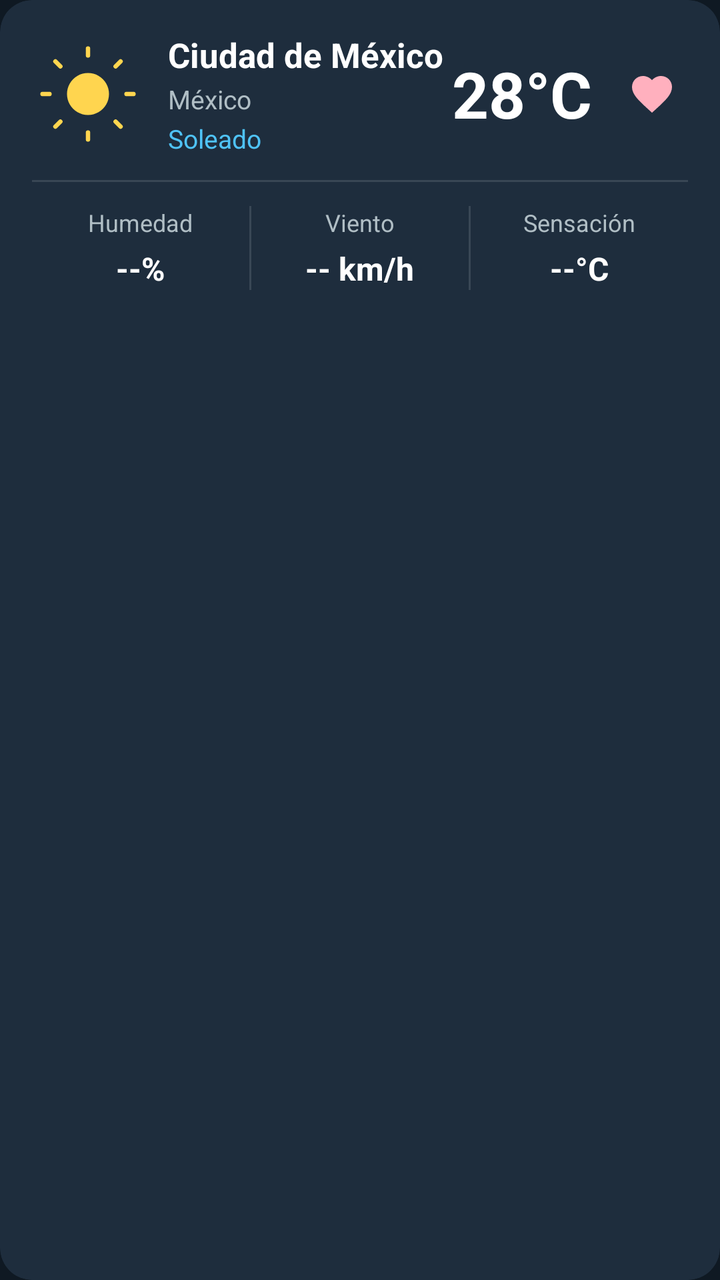
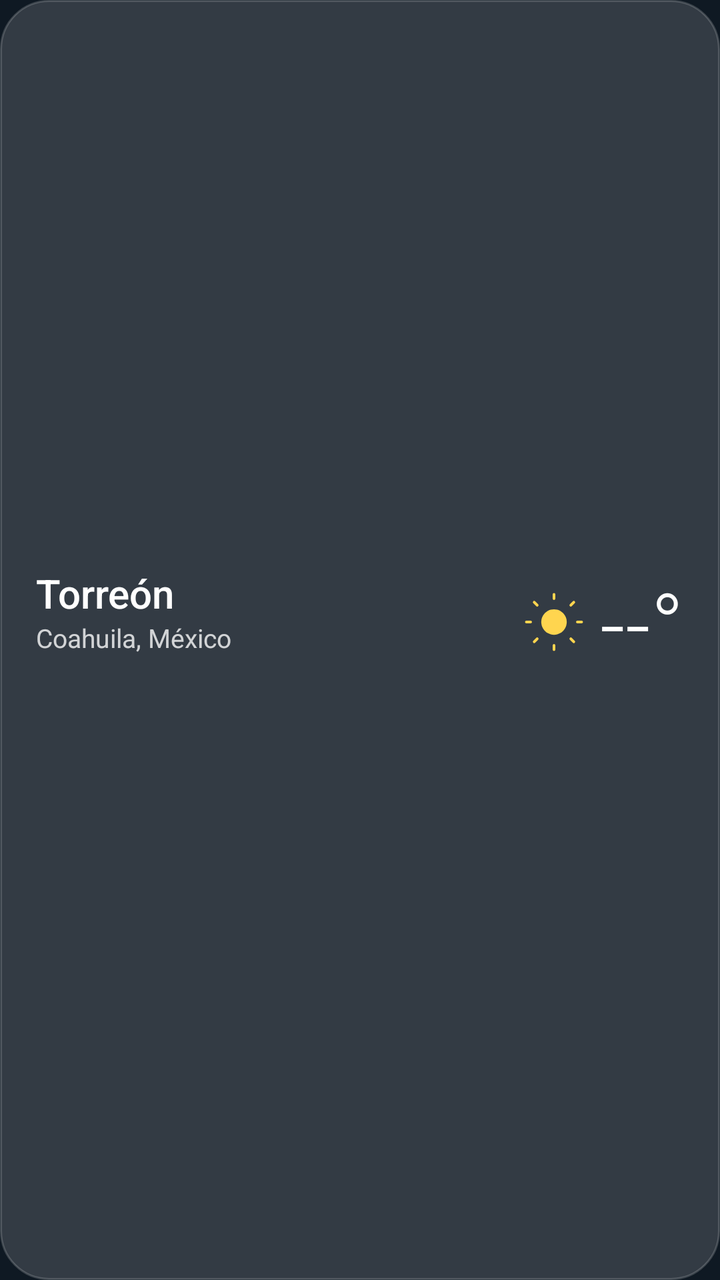

The first picture is an Android layout as it rendered before a commit; the second is the same layout after the commit. The layout source and the unified diff follow.
<!-- AndroidManifest.xml: application theme Theme.Atmos -->
<!-- res/layout/item_favorite.xml -->
<?xml version="1.0" encoding="utf-8"?>
<androidx.cardview.widget.CardView
    xmlns:android="http://schemas.android.com/apk/res/android"
    xmlns:app="http://schemas.android.com/apk/res-auto"
    android:layout_width="match_parent"
    android:layout_height="wrap_content"
    android:layout_marginVertical="6dp"
    app:cardBackgroundColor="@color/bg_card"
    app:cardCornerRadius="16dp"
    app:cardElevation="0dp">

    <LinearLayout
        android:layout_width="match_parent"
        android:layout_height="wrap_content"
        android:orientation="vertical"
        android:paddingHorizontal="16dp"
        android:paddingVertical="16dp">

        
        <LinearLayout
            android:layout_width="match_parent"
            android:layout_height="wrap_content"
            android:orientation="horizontal"
            android:gravity="center_vertical">

            
            <ImageView
                android:id="@+id/iv_weather_icon"
                android:layout_width="56dp"
                android:layout_height="56dp"
                android:src="@drawable/ic_weather_sunny"
                android:contentDescription="Clima" />

            
            <LinearLayout
                android:layout_width="0dp"
                android:layout_height="wrap_content"
                android:layout_weight="1"
                android:orientation="vertical"
                android:layout_marginStart="12dp">

                <TextView
                    android:id="@+id/tv_city_name"
                    android:layout_width="wrap_content"
                    android:layout_height="wrap_content"
                    android:text="Ciudad de México"
                    android:textColor="@color/text_primary"
                    android:textSize="17sp"
                    android:textStyle="bold"
                    android:maxLines="1"
                    android:ellipsize="end" />

                <TextView
                    android:id="@+id/tv_country"
                    android:layout_width="wrap_content"
                    android:layout_height="wrap_content"
                    android:layout_marginTop="2dp"
                    android:text="México"
                    android:textColor="@color/text_secondary"
                    android:textSize="13sp" />

                <TextView
                    android:id="@+id/tv_weather_desc"
                    android:layout_width="wrap_content"
                    android:layout_height="wrap_content"
                    android:layout_marginTop="2dp"
                    android:text="Soleado"
                    android:textColor="@color/accent_blue"
                    android:textSize="13sp" />

            </LinearLayout>

            
            <TextView
                android:id="@+id/tv_temperature"
                android:layout_width="wrap_content"
                android:layout_height="wrap_content"
                android:layout_marginEnd="12dp"
                android:text="28°C"
                android:textColor="@color/text_primary"
                android:textSize="32sp"
                android:textStyle="bold" />

            
            <ImageButton
                android:id="@+id/btn_delete"
                android:layout_width="36dp"
                android:layout_height="36dp"
                android:background="?attr/selectableItemBackgroundBorderless"
                android:src="@drawable/ic_favorites"
                android:contentDescription="Eliminar de favoritos"
                app:tint="#FFB0BE" />

        </LinearLayout>

        
        <View
            android:layout_width="match_parent"
            android:layout_height="1dp"
            android:layout_marginVertical="12dp"
            android:background="#1FFFFFFF" />

        
        <LinearLayout
            android:layout_width="match_parent"
            android:layout_height="wrap_content"
            android:orientation="horizontal">

            
            <LinearLayout
                android:layout_width="0dp"
                android:layout_height="wrap_content"
                android:layout_weight="1"
                android:orientation="vertical"
                android:gravity="center">

                <TextView
                    android:layout_width="wrap_content"
                    android:layout_height="wrap_content"
                    android:text="Humedad"
                    android:textColor="@color/text_secondary"
                    android:textSize="12sp" />

                <TextView
                    android:id="@+id/tv_humidity"
                    android:layout_width="wrap_content"
                    android:layout_height="wrap_content"
                    android:layout_marginTop="4dp"
                    android:text="--%"
                    android:textColor="@color/text_primary"
                    android:textSize="16sp"
                    android:textStyle="bold" />

            </LinearLayout>

            
            <View
                android:layout_width="1dp"
                android:layout_height="match_parent"
                android:background="#1FFFFFFF" />

            
            <LinearLayout
                android:layout_width="0dp"
                android:layout_height="wrap_content"
                android:layout_weight="1"
                android:orientation="vertical"
                android:gravity="center">

                <TextView
                    android:layout_width="wrap_content"
                    android:layout_height="wrap_content"
                    android:text="Viento"
                    android:textColor="@color/text_secondary"
                    android:textSize="12sp" />

                <TextView
                    android:id="@+id/tv_wind"
                    android:layout_width="wrap_content"
                    android:layout_height="wrap_content"
                    android:layout_marginTop="4dp"
                    android:text="-- km/h"
                    android:textColor="@color/text_primary"
                    android:textSize="16sp"
                    android:textStyle="bold" />

            </LinearLayout>

            
            <View
                android:layout_width="1dp"
                android:layout_height="match_parent"
                android:background="#1FFFFFFF" />

            
            <LinearLayout
                android:layout_width="0dp"
                android:layout_height="wrap_content"
                android:layout_weight="1"
                android:orientation="vertical"
                android:gravity="center">

                <TextView
                    android:layout_width="wrap_content"
                    android:layout_height="wrap_content"
                    android:text="Sensación"
                    android:textColor="@color/text_secondary"
                    android:textSize="12sp" />

                <TextView
                    android:id="@+id/tv_feels_like"
                    android:layout_width="wrap_content"
                    android:layout_height="wrap_content"
                    android:layout_marginTop="4dp"
                    android:text="--°C"
                    android:textColor="@color/text_primary"
                    android:textSize="16sp"
                    android:textStyle="bold" />

            </LinearLayout>

        </LinearLayout>

    </LinearLayout>

</androidx.cardview.widget.CardView>
<!-- resources referenced by this layout -->
<resources>
  <color name="accent_blue">#FF4FC3F7</color>
  <color name="bg_card">#FF1E2D3D</color>
  <color name="text_primary">#FFFFFFFF</color>
  <color name="text_secondary">#FFB0BEC5</color>
  <!-- drawable ic_favorites (drawable) -->
  <vector xmlns:android="http://schemas.android.com/apk/res/android" android:height="24dp" android:tint="#FFB0BE" android:viewportHeight="24" android:viewportWidth="24" android:width="24dp">
        
      <path android:fillColor="@android:color/white" android:pathData="M12,21.35l-1.45,-1.32C5.4,15.36 2,12.28 2,8.5 2,5.42 4.42,3 7.5,3c1.74,0 3.41,0.81 4.5,2.09C13.09,3.81 14.76,3 16.5,3 19.58,3 22,5.42 22,8.5c0,3.78 -3.4,6.86 -8.55,11.54L12,21.35z"/>
      
  </vector>
  <!-- drawable ic_weather_sunny (drawable) -->
  <?xml version="1.0" encoding="utf-8"?>
  <vector xmlns:android="http://schemas.android.com/apk/res/android"
      android:width="64dp"
      android:height="64dp"
      android:viewportWidth="64"
      android:viewportHeight="64">
  
      
      <path
          android:fillColor="#FFD54F"
          android:pathData="M32,20 A12,12 0 1,1 31.999,20 Z" />
  
      
      <path
          android:strokeColor="#FFD54F"
          android:strokeWidth="2.5"
          android:strokeLineCap="round"
          android:pathData="M32,6 L32,10" />
      <path
          android:strokeColor="#FFD54F"
          android:strokeWidth="2.5"
          android:strokeLineCap="round"
          android:pathData="M32,54 L32,58" />
      <path
          android:strokeColor="#FFD54F"
          android:strokeWidth="2.5"
          android:strokeLineCap="round"
          android:pathData="M6,32 L10,32" />
      <path
          android:strokeColor="#FFD54F"
          android:strokeWidth="2.5"
          android:strokeLineCap="round"
          android:pathData="M54,32 L58,32" />
      <path
          android:strokeColor="#FFD54F"
          android:strokeWidth="2.5"
          android:strokeLineCap="round"
          android:pathData="M13.37,13.37 L16.22,16.22" />
      <path
          android:strokeColor="#FFD54F"
          android:strokeWidth="2.5"
          android:strokeLineCap="round"
          android:pathData="M47.78,47.78 L50.63,50.63" />
      <path
          android:strokeColor="#FFD54F"
          android:strokeWidth="2.5"
          android:strokeLineCap="round"
          android:pathData="M50.63,13.37 L47.78,16.22" />
      <path
          android:strokeColor="#FFD54F"
          android:strokeWidth="2.5"
          android:strokeLineCap="round"
          android:pathData="M16.22,47.78 L13.37,50.63" />
  
  </vector>
  <style name="Theme.Atmos" parent="Base.Theme.Atmos" />
  <style name="Base.Theme.Atmos" parent="Theme.Material3.Dark.NoActionBar">
          <item name="colorPrimary">@color/accent_blue</item>
          <item name="colorPrimaryDark">@color/accent_blue_dark</item>
          <item name="colorSurface">@color/bg_card</item>
          <item name="android:colorBackground">@color/bg_dark</item>
          <item name="colorOnBackground">@color/text_primary</item>
          <item name="colorOnSurface">@color/text_primary</item>
      </style>
  <color name="accent_blue_dark">#FF0288D1</color>
  <color name="bg_dark">#FF0F1923</color>
</resources>

<!-- the commit's change to res/layout/item_favorite.xml (unified diff, before → after) -->
@@ -1,206 +1,86 @@
 <?xml version="1.0" encoding="utf-8"?>
-<androidx.cardview.widget.CardView
-    xmlns:android="http://schemas.android.com/apk/res/android"
-    xmlns:app="http://schemas.android.com/apk/res-auto"
+<LinearLayout xmlns:android="http://schemas.android.com/apk/res/android"
+    android:id="@+id/card_favorito"
     android:layout_width="match_parent"
     android:layout_height="wrap_content"
-    android:layout_marginVertical="6dp"
-    app:cardBackgroundColor="@color/bg_card"
-    app:cardCornerRadius="16dp"
-    app:cardElevation="0dp">
+    android:layout_marginBottom="12dp"
+    android:background="@drawable/bg_glass"
+    android:foreground="?attr/selectableItemBackground"
+    android:gravity="center_vertical"
+    android:minHeight="112dp"
+    android:orientation="horizontal"
+    android:padding="18dp">
 
     <LinearLayout
-        android:layout_width="match_parent"
+        android:layout_width="0dp"
         android:layout_height="wrap_content"
-        android:orientation="vertical"
-        android:paddingHorizontal="16dp"
-        android:paddingVertical="16dp">
+        android:layout_weight="1"
+        android:orientation="vertical">
 
-        
+        <TextView
+            android:id="@+id/tv_fav_city"
+            android:layout_width="wrap_content"
+            android:layout_height="wrap_content"
+            android:ellipsize="end"
+            android:fontFamily="sans-serif-medium"
+            android:maxLines="1"
+            android:text="Torreón"
+            android:textColor="@color/text_on_glass"
+            android:textSize="20sp" />
+
+        <TextView
+            android:id="@+id/tv_fav_region"
+            style="@style/Atmos.TextSecondary"
+            android:layout_width="wrap_content"
+            android:layout_height="wrap_content"
+            android:maxLines="1"
+            android:text="Coahuila, México" />
+
+        <TextView
+            android:id="@+id/tv_fav_condicion"
+            style="@style/Atmos.TextPrimary"
+            android:layout_width="wrap_content"
+            android:layout_height="wrap_content"
+            android:layout_marginTop="10dp"
+            android:text=""
+            android:textSize="14sp" />
+    </LinearLayout>
+
+    <LinearLayout
+        android:layout_width="wrap_content"
+        android:layout_height="wrap_content"
+        android:gravity="end"
+        android:orientation="vertical">
+
         <LinearLayout
-            android:layout_width="match_parent"
+            android:layout_width="wrap_content"
             android:layout_height="wrap_content"
-            android:orientation="horizontal"
-            android:gravity="center_vertical">
+            android:gravity="center_vertical"
+            android:orientation="horizontal">
 
-            
             <ImageView
-                android:id="@+id/iv_weather_icon"
-                android:layout_width="56dp"
-                android:layout_height="56dp"
-                android:src="@drawable/ic_weather_sunny"
-                android:contentDescription="Clima" />
+                android:id="@+id/iv_fav_icono"
+                android:layout_width="34dp"
+                android:layout_height="34dp"
+                android:layout_marginEnd="6dp"
+                android:importantForAccessibility="no"
+                android:src="@drawable/ic_weather_sunny" />
 
-            
-            <LinearLayout
-                android:layout_width="0dp"
-                android:layout_height="wrap_content"
-                android:layout_weight="1"
-                android:orientation="vertical"
-                android:layout_marginStart="12dp">
-
-                <TextView
-                    android:id="@+id/tv_city_name"
-                    android:layout_width="wrap_content"
-                    android:layout_height="wrap_content"
-                    android:text="Ciudad de México"
-                    android:textColor="@color/text_primary"
-                    android:textSize="17sp"
-                    android:textStyle="bold"
-                    android:maxLines="1"
-                    android:ellipsize="end" />
-
-                <TextView
-                    android:id="@+id/tv_country"
-                    android:layout_width="wrap_content"
-                    android:layout_height="wrap_content"
-                    android:layout_marginTop="2dp"
-                    android:text="México"
-                    android:textColor="@color/text_secondary"
-                    android:textSize="13sp" />
-
-                <TextView
-                    android:id="@+id/tv_weather_desc"
-                    android:layout_width="wrap_content"
-                    android:layout_height="wrap_content"
-                    android:layout_marginTop="2dp"
-                    android:text="Soleado"
-                    android:textColor="@color/accent_blue"
-                    android:textSize="13sp" />
-
-            </LinearLayout>
-
-            
             <TextView
-                android:id="@+id/tv_temperature"
+                android:id="@+id/tv_fav_temp"
                 android:layout_width="wrap_content"
                 android:layout_height="wrap_content"
-                android:layout_marginEnd="12dp"
-                android:text="28°C"
-                android:textColor="@color/text_primary"
-                android:textSize="32sp"
-                android:textStyle="bold" />
-
-            
-            <ImageButton
-                android:id="@+id/btn_delete"
-                android:layout_width="36dp"
-                android:layout_height="36dp"
-                android:background="?attr/selectableItemBackgroundBorderless"
-                android:src="@drawable/ic_favorites"
-                android:contentDescription="Eliminar de favoritos"
-                app:tint="#FFB0BE" />
-
+                android:fontFamily="sans-serif-light"
+                android:text="--°"
+                android:textColor="@color/text_on_glass"
+                android:textSize="44sp" />
         </LinearLayout>
 
-        
-        <View
-            android:layout_width="match_parent"
-            android:layout_height="1dp"
-            android:layout_marginVertical="12dp"
-            android:background="#1FFFFFFF" />
-
-        
-        <LinearLayout
-            android:layout_width="match_parent"
+        <TextView
+            android:id="@+id/tv_fav_maxmin"
+            style="@style/Atmos.TextSecondary"
+            android:layout_width="wrap_content"
             android:layout_height="wrap_content"
-            android:orientation="horizontal">
-
-            
-            <LinearLayout
-                android:layout_width="0dp"
-                android:layout_height="wrap_content"
-                android:layout_weight="1"
-                android:orientation="vertical"
-                android:gravity="center">
-
-                <TextView
-                    android:layout_width="wrap_content"
-                    android:layout_height="wrap_content"
-                    android:text="Humedad"
-                    android:textColor="@color/text_secondary"
-                    android:textSize="12sp" />
-
-                <TextView
-                    android:id="@+id/tv_humidity"
-                    android:layout_width="wrap_content"
-                    android:layout_height="wrap_content"
-                    android:layout_marginTop="4dp"
-                    android:text="--%"
-                    android:textColor="@color/text_primary"
-                    android:textSize="16sp"
-                    android:textStyle="bold" />
-
-            </LinearLayout>
-
-            
-            <View
-                android:layout_width="1dp"
-                android:layout_height="match_parent"
-                android:background="#1FFFFFFF" />
-
-            
-            <LinearLayout
-                android:layout_width="0dp"
-                android:layout_height="wrap_content"
-                android:layout_weight="1"
-                android:orientation="vertical"
-                android:gravity="center">
-
-                <TextView
-                    android:layout_width="wrap_content"
-                    android:layout_height="wrap_content"
-                    android:text="Viento"
-                    android:textColor="@color/text_secondary"
-                    android:textSize="12sp" />
-
-                <TextView
-                    android:id="@+id/tv_wind"
-                    android:layout_width="wrap_content"
-                    android:layout_height="wrap_content"
-                    android:layout_marginTop="4dp"
-                    android:text="-- km/h"
-                    android:textColor="@color/text_primary"
-                    android:textSize="16sp"
-                    android:textStyle="bold" />
-
-            </LinearLayout>
-
-            
-            <View
-                android:layout_width="1dp"
-                android:layout_height="match_parent"
-                android:background="#1FFFFFFF" />
-
-            
-            <LinearLayout
-                android:layout_width="0dp"
-                android:layout_height="wrap_content"
-                android:layout_weight="1"
-                android:orientation="vertical"
-                android:gravity="center">
-
-                <TextView
-                    android:layout_width="wrap_content"
-                    android:layout_height="wrap_content"
-                    android:text="Sensación"
-                    android:textColor="@color/text_secondary"
-                    android:textSize="12sp" />
-
-                <TextView
-                    android:id="@+id/tv_feels_like"
-                    android:layout_width="wrap_content"
-                    android:layout_height="wrap_content"
-                    android:layout_marginTop="4dp"
-                    android:text="--°C"
-                    android:textColor="@color/text_primary"
-                    android:textSize="16sp"
-                    android:textStyle="bold" />
-
-            </LinearLayout>
-
-        </LinearLayout>
-
+            android:text="" />
     </LinearLayout>
-
-</androidx.cardview.widget.CardView>
+</LinearLayout>
<!-- resource entries referenced after the edit -->
@@ -1,15 +1,17 @@
 <!-- resources referenced by this layout -->
 <resources>
+  <color name="text_on_glass">#FFFFFFFF</color>
+  <!-- drawable bg_glass (drawable) -->
+  <?xml version="1.0" encoding="utf-8"?>
+  <shape xmlns:android="http://schemas.android.com/apk/res/android"
+      android:shape="rectangle">
+      <solid android:color="@color/glass" />
+      <stroke android:width="1dp" android:color="@color/glass_stroke" />
+      <corners android:radius="24dp" />
+  </shape>
   <color name="accent_blue">#FF4FC3F7</color>
   <color name="bg_card">#FF1E2D3D</color>
   <color name="text_primary">#FFFFFFFF</color>
-  <color name="text_secondary">#FFB0BEC5</color>
-  <!-- drawable ic_favorites (drawable) -->
-  <vector xmlns:android="http://schemas.android.com/apk/res/android" android:height="24dp" android:tint="#FFB0BE" android:viewportHeight="24" android:viewportWidth="24" android:width="24dp">
-        
-      <path android:fillColor="@android:color/white" android:pathData="M12,21.35l-1.45,-1.32C5.4,15.36 2,12.28 2,8.5 2,5.42 4.42,3 7.5,3c1.74,0 3.41,0.81 4.5,2.09C13.09,3.81 14.76,3 16.5,3 19.58,3 22,5.42 22,8.5c0,3.78 -3.4,6.86 -8.55,11.54L12,21.35z"/>
-      
-  </vector>
   <!-- drawable ic_weather_sunny (drawable) -->
   <?xml version="1.0" encoding="utf-8"?>
   <vector xmlns:android="http://schemas.android.com/apk/res/android"
@@ -66,14 +68,31 @@
           android:pathData="M16.22,47.78 L13.37,50.63" />
   
   </vector>
+  <style name="Atmos.TextPrimary">
+          <item name="android:textColor">@color/text_on_glass</item>
+          <item name="android:textSize">16sp</item>
+      </style>
+  <style name="Atmos.TextSecondary">
+          <item name="android:textColor">@color/text_on_glass_secondary</item>
+          <item name="android:textSize">13sp</item>
+      </style>
   <style name="Theme.Atmos" parent="Base.Theme.Atmos" />
+  <color name="glass">#26FFFFFF</color>
+  <color name="glass_stroke">#2EFFFFFF</color>
+  <color name="text_on_glass_secondary">#C7FFFFFF</color>
   <style name="Base.Theme.Atmos" parent="Theme.Material3.Dark.NoActionBar">
           <item name="colorPrimary">@color/accent_blue</item>
           <item name="colorPrimaryDark">@color/accent_blue_dark</item>
+          <item name="colorOnPrimary">@color/bg_dark</item>
+          <item name="colorSecondary">@color/accent_blue</item>
           <item name="colorSurface">@color/bg_card</item>
           <item name="android:colorBackground">@color/bg_dark</item>
           <item name="colorOnBackground">@color/text_primary</item>
           <item name="colorOnSurface">@color/text_primary</item>
+          <item name="android:statusBarColor">@android:color/transparent</item>
+          <item name="android:navigationBarColor">@android:color/transparent</item>
+          <item name="android:windowLightStatusBar">false</item>
+          <item name="android:windowBackground">@color/bg_dark</item>
       </style>
   <color name="accent_blue_dark">#FF0288D1</color>
   <color name="bg_dark">#FF0F1923</color>
